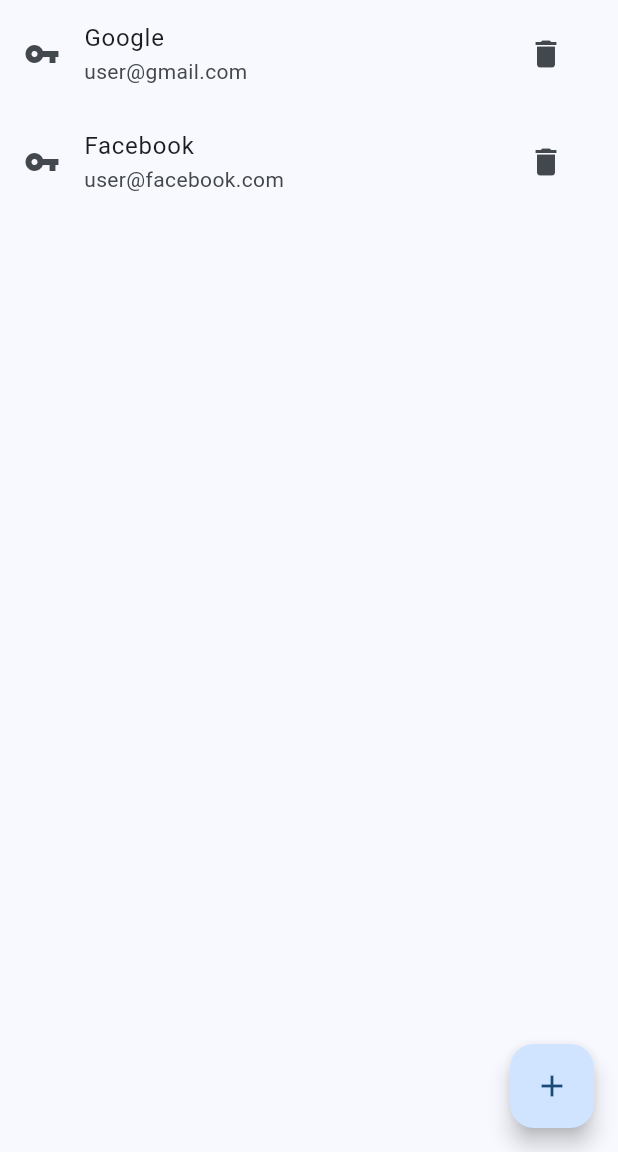
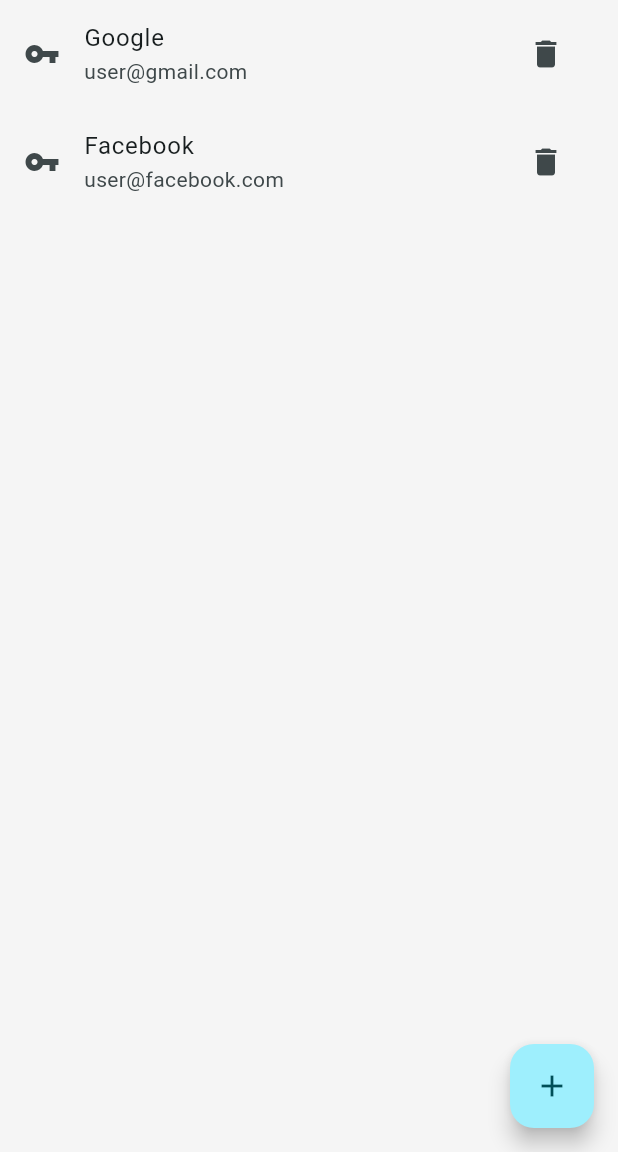
Before and after one commit to could-ai/01984187-8b40-7094-b764-c02460f21847, a Flutter app: the screen it shows after launch, on a phone screen of 412 x 824 dp, the part 84-1236 px from its top. Run offline on Flutter 3.47's test engine with Material 3 defaults, Android fonts, the phone set to English and light mode, and no system bars.

Commit message:
修改应用主题为银色系，包括浅色和深色模式下的背景颜色

```diff
--- a/usr/lib/main.dart
+++ b/usr/lib/main.dart
@@ -14,15 +14,19 @@ class MyApp extends StatelessWidget {
       title: 'Password Manager',
       debugShowCheckedModeBanner: false,
       theme: ThemeData(
-        colorScheme: ColorScheme.fromSeed(seedColor: Colors.blue),
+        colorScheme: ColorScheme.fromSeed(
+          seedColor: const Color(0xFFC0C0C0), // Silver color
+        ),
         useMaterial3: true,
+        scaffoldBackgroundColor: const Color(0xFFF5F5F5), // Light silver background
       ),
       darkTheme: ThemeData(
         colorScheme: ColorScheme.fromSeed(
-          seedColor: Colors.blue,
+          seedColor: const Color(0xFFC0C0C0), // Silver color
           brightness: Brightness.dark,
         ),
         useMaterial3: true,
+        scaffoldBackgroundColor: const Color(0xFF2A2A2A), // Dark silver background
       ),
       themeMode: ThemeMode.system,
       home: const PasswordListScreen(),
```
